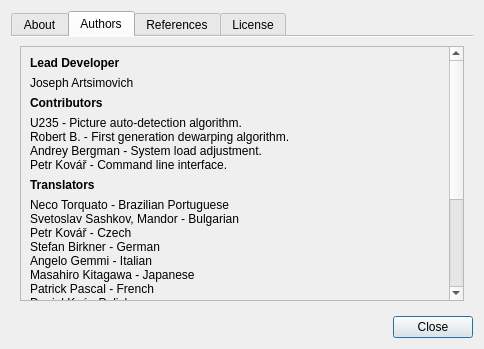
This is ui/AboutDialog.ui in trufanov-nok/scantailor-universal as Qt 5 draws it before an edit. The edited form follows.
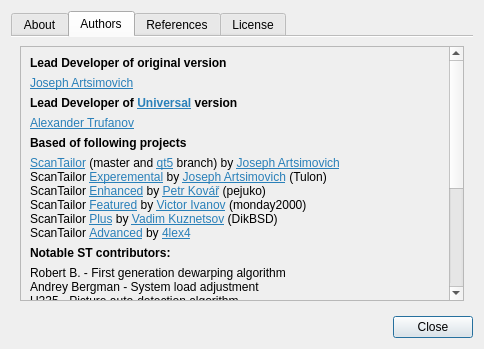
This is the edited form. The open tabs and pages were chosen to show the change. Icons and pictures are not drawn.

Commit message: About dlg change + version bump

Patch:
```diff
--- a/ui/AboutDialog.ui
+++ b/ui/AboutDialog.ui
@@ -127,24 +127,44 @@
             <x>0</x>
             <y>0</y>
             <width>430</width>
-            <height>422</height>
+            <height>532</height>
            </rect>
           </property>
           <layout class="QVBoxLayout" name="verticalLayout_2">
+           <item>
+            <widget class="QLabel" name="label_17">
+             <property name="font">
+              <font>
+               <weight>75</weight>
+               <bold>true</bold>
+              </font>
+             </property>
+             <property name="text">
+              <string>Lead Developer of original version</string>
+             </property>
+            </widget>
+           </item>
+           <item>
+            <widget class="QLabel" name="label_18">
+             <property name="text">
+              <string>&lt;html&gt;&lt;head/&gt;&lt;body&gt;&lt;p&gt;&lt;a href=&quot;https://github.com/Tulon&quot;&gt;&lt;span style=&quot; text-decoration: underline; color:#2980b9;&quot;&gt;Joseph Artsimovich&lt;/span&gt;&lt;/a&gt;&lt;/p&gt;&lt;/body&gt;&lt;/html&gt;</string>
+             </property>
+            </widget>
+           </item>
            <item>
             <widget class="QLabel" name="label_2">
              <property name="styleSheet">
               <string notr="true">font-weight: bold;</string>
              </property>
              <property name="text">
-              <string>Lead Developer</string>
+              <string>&lt;html&gt;&lt;head/&gt;&lt;body&gt;&lt;p&gt;Lead Developer of &lt;a href=&quot;https://github.com/trufanov-nok/scantailor&quot;&gt;&lt;span style=&quot; text-decoration: underline; color:#2980b9;&quot;&gt;Universal&lt;/span&gt;&lt;/a&gt; version&lt;/p&gt;&lt;/body&gt;&lt;/html&gt;</string>
              </property>
             </widget>
            </item>
            <item>
             <widget class="QLabel" name="label_5">
              <property name="text">
-              <string>Joseph Artsimovich</string>
+              <string>&lt;html&gt;&lt;head/&gt;&lt;body&gt;&lt;p&gt;&lt;a href=&quot;https://github.com/trufanov-nok&quot;&gt;&lt;span style=&quot; text-decoration: underline; color:#2980b9;&quot;&gt;Alexander Trufanov&lt;/span&gt;&lt;/a&gt;&lt;/p&gt;&lt;/body&gt;&lt;/html&gt;</string>
              </property>
              <property name="textInteractionFlags">
               <set>Qt::LinksAccessibleByMouse|Qt::TextSelectableByKeyboard|Qt::TextSelectableByMouse</set>
@@ -157,59 +177,60 @@
               <string notr="true">font-weight: bold;</string>
              </property>
              <property name="text">
-              <string>Contributors</string>
+              <string>Based of following projects</string>
              </property>
             </widget>
            </item>
            <item>
-            <layout class="QVBoxLayout" name="verticalLayout_5">
-             <property name="spacing">
-              <number>0</number>
+            <widget class="QLabel" name="label_9">
+             <property name="sizePolicy">
+              <sizepolicy hsizetype="Preferred" vsizetype="Minimum">
+               <horstretch>0</horstretch>
+               <verstretch>0</verstretch>
+              </sizepolicy>
              </property>
-             <property name="topMargin">
-              <number>0</number>
+             <property name="text">
+              <string>&lt;html&gt;&lt;head/&gt;&lt;body&gt;&lt;p&gt;&lt;a href=&quot;http://scantailor.org/&quot;&gt;&lt;span style=&quot; text-decoration: underline; color:#2980b9;&quot;&gt;ScanTailor&lt;/span&gt;&lt;/a&gt; (master and &lt;a href=&quot;https://github.com/scantailor/scantailor/tree/qt5&quot;&gt;&lt;span style=&quot; text-decoration: underline; color:#2980b9;&quot;&gt;qt5&lt;/span&gt;&lt;/a&gt; branch) by &lt;a href=&quot;https://github.com/Tulon&quot;&gt;&lt;span style=&quot; text-decoration: underline; color:#2980b9;&quot;&gt;Joseph Artsimovich&lt;/span&gt;&lt;/a&gt;&lt;br/&gt;ScanTailor &lt;a href=&quot;https://github.com/Tulon/scantailor/tree/experimental&quot;&gt;&lt;span style=&quot; text-decoration: underline; color:#2980b9;&quot;&gt;Experemental&lt;/span&gt;&lt;/a&gt; by &lt;a href=&quot;https://github.com/Tulon&quot;&gt;&lt;span style=&quot; text-decoration: underline; color:#2980b9;&quot;&gt;Joseph Artsimovich&lt;/span&gt;&lt;/a&gt; (Tulon)&lt;br/&gt;ScanTailor &lt;a href=&quot;https://github.com/scantailor/scantailor/tree/enhanced&quot;&gt;&lt;span style=&quot; text-decoration: underline; color:#2980b9;&quot;&gt;Enhanced&lt;/span&gt;&lt;/a&gt; by &lt;a href=&quot;https://github.com/pejuko&quot;&gt;&lt;span style=&quot; text-decoration: underline; color:#2980b9;&quot;&gt;Petr Kovář&lt;/span&gt;&lt;/a&gt; (pejuko)&lt;br/&gt;ScanTailor &lt;a href=&quot;https://github.com/scantailor/scantailor/tree/featured&quot;&gt;&lt;span style=&quot; text-decoration: underline; color:#2980b9;&quot;&gt;Featured&lt;/span&gt;&lt;/a&gt; by &lt;a href=&quot;http://djvu-soft.narod.ru/&quot;&gt;&lt;span style=&quot; text-decoration: underline; color:#2980b9;&quot;&gt;Victor Ivanov&lt;/span&gt;&lt;/a&gt; (monday2000)&lt;br/&gt;ScanTailor &lt;a href=&quot;https://github.com/scantailor/scantailor/tree/plus&quot;&gt;&lt;span style=&quot; text-decoration: underline; color:#2980b9;&quot;&gt;Plus&lt;/span&gt;&lt;/a&gt; by &lt;a href=&quot;https://github.com/DikBSD&quot;&gt;&lt;span style=&quot; text-decoration: underline; color:#2980b9;&quot;&gt;Vadim Kuznetsov&lt;/span&gt;&lt;/a&gt; (DikBSD)&lt;br/&gt;ScanTailor &lt;a href=&quot;https://github.com/4lex4/scantailor-advanced&quot;&gt;&lt;span style=&quot; text-decoration: underline; color:#2980b9;&quot;&gt;Advanced&lt;/span&gt;&lt;/a&gt; by &lt;a href=&quot;https://github.com/4lex4&quot;&gt;&lt;span style=&quot; text-decoration: underline; color:#2980b9;&quot;&gt;4lex4&lt;/span&gt;&lt;/a&gt;&lt;/p&gt;&lt;/body&gt;&lt;/html&gt;</string>
              </property>
-             <item>
-              <widget class="QLabel" name="label_12">
-               <property name="text">
-                <string>U235 - Picture auto-detection algorithm.</string>
-               </property>
-               <property name="textInteractionFlags">
-                <set>Qt::LinksAccessibleByMouse|Qt::TextSelectableByKeyboard|Qt::TextSelectableByMouse</set>
-               </property>
-              </widget>
-             </item>
-             <item>
-              <widget class="QLabel" name="label_13">
-               <property name="text">
-                <string>Robert B. - First generation dewarping algorithm.</string>
-               </property>
-               <property name="textInteractionFlags">
-                <set>Qt::LinksAccessibleByMouse|Qt::TextSelectableByKeyboard|Qt::TextSelectableByMouse</set>
-               </property>
-              </widget>
-             </item>
-             <item>
-              <widget class="QLabel" name="label_14">
-               <property name="text">
-                <string>Andrey Bergman - System load adjustment.</string>
-               </property>
-               <property name="textInteractionFlags">
-                <set>Qt::LinksAccessibleByMouse|Qt::TextSelectableByKeyboard|Qt::TextSelectableByMouse</set>
-               </property>
-              </widget>
-             </item>
-             <item>
-              <widget class="QLabel" name="label_15">
-               <property name="text">
-                <string>Petr Kovář - Command line interface.</string>
-               </property>
-               <property name="textInteractionFlags">
-                <set>Qt::LinksAccessibleByMouse|Qt::TextSelectableByKeyboard|Qt::TextSelectableByMouse</set>
-               </property>
-              </widget>
-             </item>
-            </layout>
+             <property name="textFormat">
+              <enum>Qt::RichText</enum>
+             </property>
+             <property name="alignment">
+              <set>Qt::AlignLeading|Qt::AlignLeft|Qt::AlignTop</set>
+             </property>
+             <property name="wordWrap">
+              <bool>true</bool>
+             </property>
+             <property name="openExternalLinks">
+              <bool>true</bool>
+             </property>
+             <property name="textInteractionFlags">
+              <set>Qt::LinksAccessibleByMouse|Qt::TextSelectableByKeyboard|Qt::TextSelectableByMouse</set>
+             </property>
+            </widget>
+           </item>
+           <item>
+            <widget class="QLabel" name="label_11">
+             <property name="font">
+              <font>
+               <weight>75</weight>
+               <bold>true</bold>
+              </font>
+             </property>
+             <property name="text">
+              <string>Notable ST contributors:</string>
+             </property>
+            </widget>
+           </item>
+           <item>
+            <widget class="QLabel" name="label_13">
+             <property name="text">
+              <string>&lt;html&gt;&lt;head/&gt;&lt;body&gt;Robert B. - First generation dewarping algorithm&lt;br&gt;Andrey Bergman - System load adjustment&lt;br&gt;U235 - Picture auto-detection algorithm&lt;br&gt;Petr Kovář - Command line interface&lt;/body&gt;&lt;/html&gt;</string>
+             </property>
+             <property name="textInteractionFlags">
+              <set>Qt::LinksAccessibleByMouse|Qt::TextSelectableByKeyboard|Qt::TextSelectableByMouse</set>
+             </property>
+            </widget>
            </item>
            <item>
             <widget class="QLabel" name="label_7">
@@ -222,149 +243,12 @@
             </widget>
            </item>
            <item>
-            <layout class="QVBoxLayout" name="verticalLayout_6">
-             <property name="spacing">
-              <number>0</number>
-             </property>
-             <property name="bottomMargin">
-              <number>0</number>
-             </property>
-             <item>
-              <widget class="QLabel" name="label_11">
-               <property name="text">
-                <string>Neco Torquato - Brazilian Portuguese</string>
-               </property>
-               <property name="textInteractionFlags">
-                <set>Qt::LinksAccessibleByMouse|Qt::TextSelectableByKeyboard|Qt::TextSelectableByMouse</set>
-               </property>
-              </widget>
-             </item>
-             <item>
-              <widget class="QLabel" name="label_9">
-               <property name="text">
-                <string>Svetoslav Sashkov, Mandor - Bulgarian</string>
-               </property>
-               <property name="textInteractionFlags">
-                <set>Qt::LinksAccessibleByMouse|Qt::TextSelectableByKeyboard|Qt::TextSelectableByMouse</set>
-               </property>
-              </widget>
-             </item>
-             <item>
-              <widget class="QLabel" name="label_16">
-               <property name="text">
-                <string>Petr Kovář - Czech</string>
-               </property>
-               <property name="textInteractionFlags">
-                <set>Qt::LinksAccessibleByMouse|Qt::TextSelectableByKeyboard|Qt::TextSelectableByMouse</set>
-               </property>
-              </widget>
-             </item>
-             <item>
-              <widget class="QLabel" name="label_17">
-               <property name="text">
-                <string>Stefan Birkner - German</string>
-               </property>
-               <property name="textInteractionFlags">
-                <set>Qt::LinksAccessibleByMouse|Qt::TextSelectableByKeyboard|Qt::TextSelectableByMouse</set>
-               </property>
-              </widget>
-             </item>
-             <item>
-              <widget class="QLabel" name="label_18">
-               <property name="text">
-                <string>Angelo Gemmi - Italian</string>
-               </property>
-               <property name="textInteractionFlags">
-                <set>Qt::LinksAccessibleByMouse|Qt::TextSelectableByKeyboard|Qt::TextSelectableByMouse</set>
-               </property>
-              </widget>
-             </item>
-             <item>
-              <widget class="QLabel" name="label_19">
-               <property name="text">
-                <string>Masahiro Kitagawa - Japanese</string>
-               </property>
-               <property name="textInteractionFlags">
-                <set>Qt::LinksAccessibleByMouse|Qt::TextSelectableByKeyboard|Qt::TextSelectableByMouse</set>
-               </property>
-              </widget>
-             </item>
-             <item>
-              <widget class="QLabel" name="label_20">
-               <property name="text">
-                <string>Patrick Pascal - French</string>
-               </property>
-               <property name="textInteractionFlags">
-                <set>Qt::LinksAccessibleByMouse|Qt::TextSelectableByKeyboard|Qt::TextSelectableByMouse</set>
-               </property>
-              </widget>
-             </item>
-             <item>
-              <widget class="QLabel" name="label_21">
-               <property name="text">
-                <string>Daniel Koć - Polish</string>
-               </property>
-               <property name="textInteractionFlags">
-                <set>Qt::LinksAccessibleByMouse|Qt::TextSelectableByKeyboard|Qt::TextSelectableByMouse</set>
-               </property>
-              </widget>
-             </item>
-             <item>
-              <widget class="QLabel" name="label_22">
-               <property name="text">
-                <string>Joseph Artsimovich - Russian</string>
-               </property>
-               <property name="textInteractionFlags">
-                <set>Qt::LinksAccessibleByMouse|Qt::TextSelectableByKeyboard|Qt::TextSelectableByMouse</set>
-               </property>
-              </widget>
-             </item>
-             <item>
-              <widget class="QLabel" name="label_23">
-               <property name="text">
-                <string>Marián Hvolka - Slovak</string>
-               </property>
-               <property name="textInteractionFlags">
-                <set>Qt::LinksAccessibleByMouse|Qt::TextSelectableByKeyboard|Qt::TextSelectableByMouse</set>
-               </property>
-              </widget>
-             </item>
-             <item>
-              <widget class="QLabel" name="label_27">
-               <property name="text">
-                <string>Flavio Benelli - Spanish</string>
-               </property>
-               <property name="textInteractionFlags">
-                <set>Qt::LinksAccessibleByMouse|Qt::TextSelectableByKeyboard|Qt::TextSelectableByMouse</set>
-               </property>
-              </widget>
-             </item>
-             <item>
-              <widget class="QLabel" name="label_24">
-               <property name="text">
-                <string>Davidson Wang - Traditional Chinese</string>
-               </property>
-               <property name="textInteractionFlags">
-                <set>Qt::LinksAccessibleByMouse|Qt::TextSelectableByKeyboard|Qt::TextSelectableByMouse</set>
-               </property>
-              </widget>
-             </item>
-             <item>
-              <widget class="QLabel" name="label_28">
-               <property name="text">
-                <string>Yuri Chornoivan - Ukrainian</string>
-               </property>
-               <property name="textInteractionFlags">
-                <set>Qt::LinksAccessibleByMouse|Qt::TextSelectableByKeyboard|Qt::TextSelectableByMouse</set>
-               </property>
-              </widget>
-             </item>
-            </layout>
-           </item>
-           <item>
-            <widget class="QLabel" name="label_10">
-             <property name="styleSheet">
-              <string notr="true">font-weight: bold;</string>
+            <widget class="QLabel" name="label_16">
+             <property name="font">
+              <font>
+               <weight>75</weight>
+               <bold>true</bold>
+              </font>
              </property>
              <property name="text">
               <string>Documentation</string>
@@ -372,44 +256,24 @@
             </widget>
            </item>
            <item>
-            <layout class="QVBoxLayout" name="verticalLayout_7">
-             <property name="spacing">
-              <number>0</number>
+            <widget class="QLabel" name="label_10">
+             <property name="styleSheet">
+              <string notr="true">font-weight: bold;</string>
              </property>
-             <property name="bottomMargin">
-              <number>0</number>
+             <property name="text">
+              <string>ST documentation</string>
              </property>
-             <item>
-              <widget class="QLabel" name="label_8">
-               <property name="text">
-                <string>denver 22</string>
-               </property>
-               <property name="textInteractionFlags">
-                <set>Qt::LinksAccessibleByMouse|Qt::TextSelectableByKeyboard|Qt::TextSelectableByMouse</set>
-               </property>
-              </widget>
-             </item>
-             <item>
-              <widget class="QLabel" name="label_25">
-               <property name="text">
-                <string notr="true">phaedrus</string>
-               </property>
-               <property name="textInteractionFlags">
-                <set>Qt::LinksAccessibleByMouse|Qt::TextSelectableByKeyboard|Qt::TextSelectableByMouse</set>
-               </property>
-              </widget>
-             </item>
-             <item>
-              <widget class="QLabel" name="label_26">
-               <property name="text">
-                <string notr="true">Taxman</string>
-               </property>
-               <property name="textInteractionFlags">
-                <set>Qt::LinksAccessibleByMouse|Qt::TextSelectableByKeyboard|Qt::TextSelectableByMouse</set>
-               </property>
-              </widget>
-             </item>
-            </layout>
+            </widget>
+           </item>
+           <item>
+            <widget class="QLabel" name="label_25">
+             <property name="text">
+              <string notr="true">&lt;html&gt;&lt;head/&gt;&lt;body&gt;phaedrus&lt;br&gt;denver 22&lt;br&gt;Taxman&lt;br&gt;&lt;/body&gt;&lt;/html&gt;</string>
+             </property>
+             <property name="textInteractionFlags">
+              <set>Qt::LinksAccessibleByMouse|Qt::TextSelectableByKeyboard|Qt::TextSelectableByMouse</set>
+             </property>
+            </widget>
            </item>
            <item>
             <spacer name="verticalSpacer_2">
@@ -446,7 +310,7 @@
             <x>0</x>
             <y>0</y>
             <width>430</width>
-            <height>1114</height>
+            <height>1436</height>
            </rect>
           </property>
           <layout class="QVBoxLayout" name="verticalLayout_8">
```
Left out of the diff: 1 changed line with no effect on the pictures. The commit also changes 2 other files.
